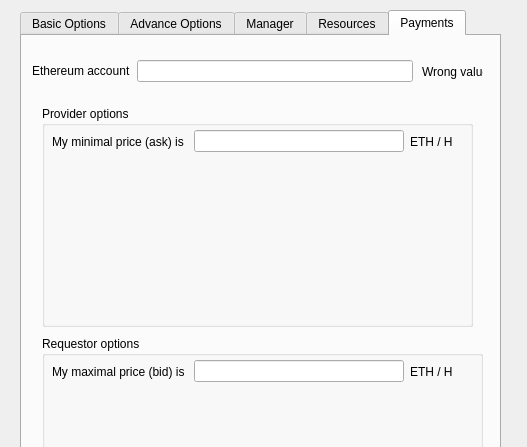
Old version of the form gnr/ui/ConfigurationDialog.ui in the repository golemfactory/clay; both pictures show x 0 to 527 and y 0 to 447 of the 527 by 659 pixel window.
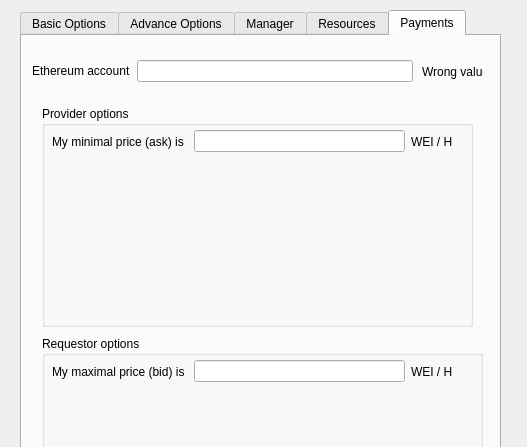
New version of the form. The open tabs and pages were chosen to show the change.

```diff
--- a/gnr/ui/ConfigurationDialog.ui
+++ b/gnr/ui/ConfigurationDialog.ui
@@ -926,7 +926,7 @@
           <item>
            <widget class="QLabel" name="label_41">
             <property name="text">
-             <string>ETH / H</string>
+             <string>WEI / H</string>
             </property>
            </widget>
           </item>
@@ -968,7 +968,7 @@
           <item>
            <widget class="QLabel" name="label_43">
             <property name="text">
-             <string>ETH / H</string>
+             <string>WEI / H</string>
             </property>
            </widget>
           </item>
```
